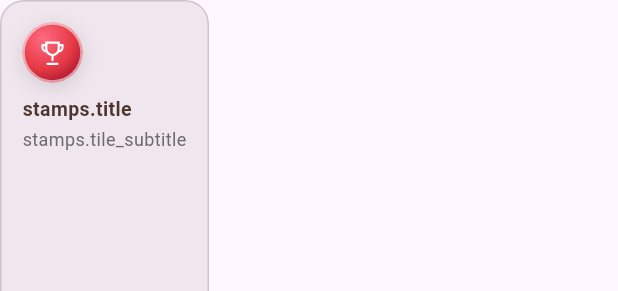
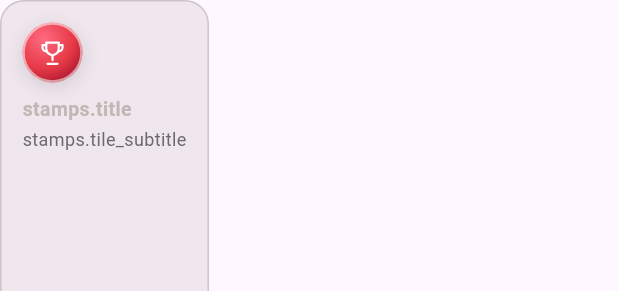
Before and after one commit to zka32101/japan_explorer, a Flutter app: the _FeatureTile widget shown alone on an empty page, opened directly, on a phone screen of 412 x 824 dp. Shown: the top 291 px of the screen. Run offline on Flutter 3.47's test engine with Material 3 defaults, Android fonts, the phone set to English and light mode, and no system bars; our stand-ins replace cached_network_image, carousel_slider, cloud_firestore, connectivity_plus, dio, easy_localization and 24 more; missing offline and left inert: firebase_app_check, purchases_flutter, showglobe_core; accounts and stored records are empty; network calls fail; statements that could not run were skipped.

Commit message:
fix(ui): 下タブのラベルを1行に収め、プロフィールのカード見出しを読める色にする
実機(A401OP)で確認: 「コミュニティ」「プロフィール」が2行に折り返す/スタンプ帳・旅行日記の見出しが暗くて読めない。

Co-Authored-By: Claude Sonnet 5.5 <noreply@anthropic.com>

```diff
--- a/lib/screens/profile_screen.dart
+++ b/lib/screens/profile_screen.dart
@@ -431,7 +431,10 @@ class _FeatureTile extends StatelessWidget {
                 style: TextStyle(
                     fontWeight: FontWeight.bold,
                     fontSize: 13,
-                    color: color)),
+                    // 暗い色(濃い茶など)は暗い背景で読めないので、明るく寄せる
+                    color: color.computeLuminance() < 0.2
+                        ? Color.lerp(color, Colors.white, 0.65)
+                        : color)),
             const SizedBox(height: 2),
             Text(subtitle,
                 style: const TextStyle(
```
Also changed, not shown: lib/config/router.dart (+7 -1 lines).
